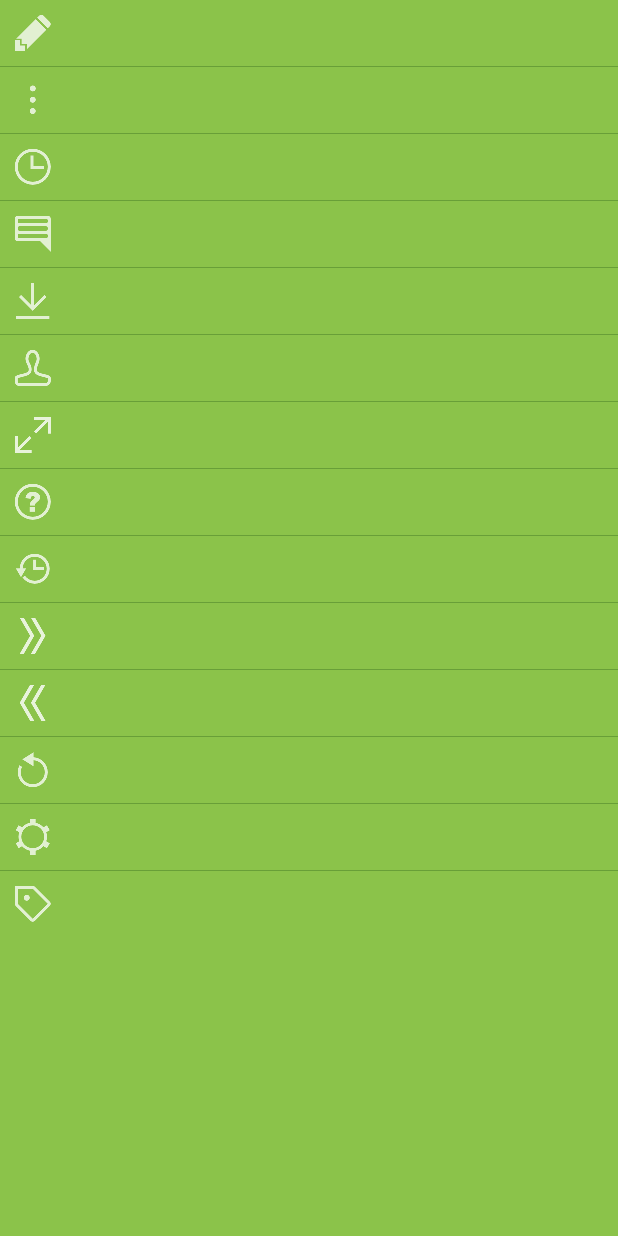
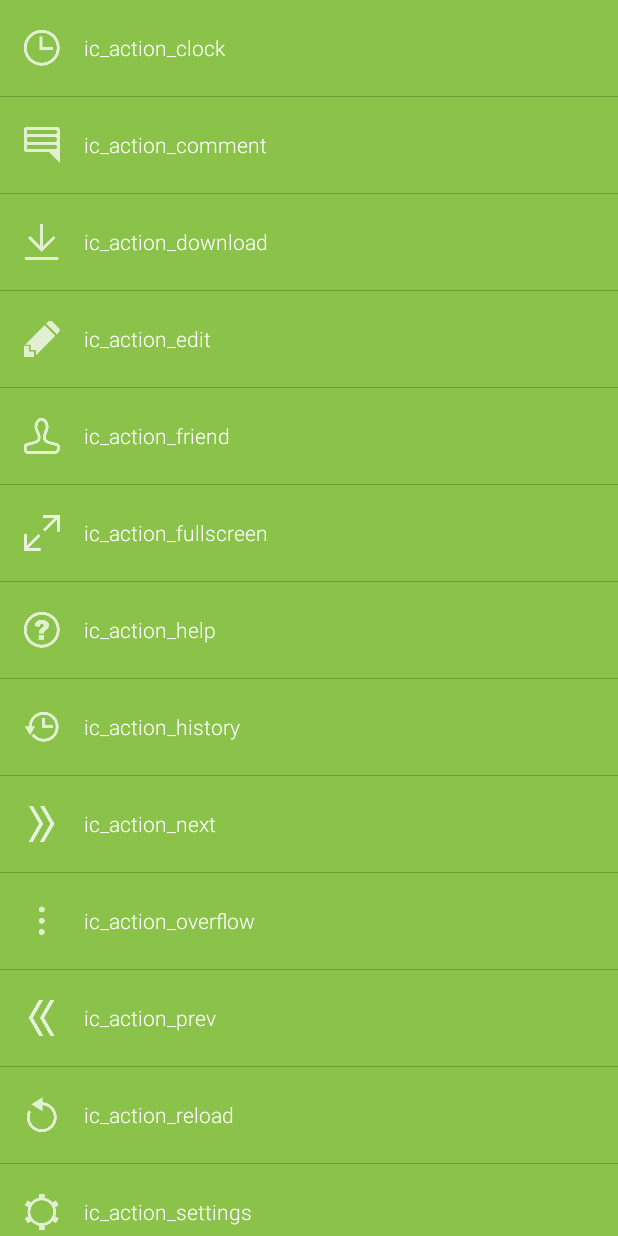
Before and after one commit to ksoichiro/Android-ColorfulIcons, an Android app: the screen it shows after launch (MainActivity), on a phone screen of 412 x 824 dp. Run offline under Robolectric (Android 15) with nearby library versions, the light colour scheme and no system bars.

Commit message:
Changed icon list to ListView and ArrayAdapter in sample app.

```diff
--- /dev/null
+++ b/app/src/main/java/com/github/ksoichiro/appicons/Icon.java
@@ -0,0 +1,14 @@
+package com.github.ksoichiro.appicons;
+
+public class Icon {
+    public int iconResId;
+    public String description;
+
+    public Icon() {
+    }
+
+    public Icon(final int iconResId, final String description) {
+        this.iconResId = iconResId;
+        this.description = description;
+    }
+}
--- /dev/null
+++ b/app/src/main/java/com/github/ksoichiro/appicons/IconAdapter.java
@@ -0,0 +1,53 @@
+package com.github.ksoichiro.appicons;
+
+import android.content.Context;
+import android.view.View;
+import android.view.ViewGroup;
+import android.widget.ArrayAdapter;
+import android.widget.ImageView;
+import android.widget.TextView;
+
+import java.util.List;
+
+public class IconAdapter extends ArrayAdapter<Icon> {
+
+    public interface OnClickListener {
+        void onClick(final View view, final Icon fileEntry);
+    }
+
+    private OnClickListener mOnClickListener;
+
+    public IconAdapter(final Context context, List<Icon> objects) {
+        super(context, R.layout.list_item_main, R.id.description, objects);
+    }
+
+    @Override
+    public View getView(final int position, final View convertView, final ViewGroup parent) {
+        View view = super.getView(position, convertView, parent);
+        Icon entity = getItem(position);
+        if (entity == null) {
+            entity = new Icon();
+        }
+        ((ImageView) view.findViewById(R.id.icon)).setImageResource(entity.iconResId);
+        ((TextView) view.findViewById(R.id.description)).setText(entity.description);
+        view.setTag(entity);
+        view.setOnClickListener(new View.OnClickListener() {
+            @Override
+            public void onClick(final View view) {
+                if (mOnClickListener != null) {
+                    Object tag = view.getTag();
+                    if (tag instanceof Icon) {
+                        Icon entry = (Icon) tag;
+                        mOnClickListener.onClick(view, entry);
+                    }
+                }
+            }
+        });
+        return view;
+    }
+
+    public void setOnClickListener(final OnClickListener listener) {
+        mOnClickListener = listener;
+    }
+
+}
--- a/app/src/main/java/com/github/ksoichiro/appicons/MainActivity.java
+++ b/app/src/main/java/com/github/ksoichiro/appicons/MainActivity.java
@@ -2,6 +2,10 @@ package com.github.ksoichiro.appicons;
 
 import android.app.Activity;
 import android.os.Bundle;
+import android.widget.ListView;
+
+import java.util.ArrayList;
+import java.util.List;
 
 public class MainActivity extends Activity {
 
@@ -9,6 +13,28 @@ public class MainActivity extends Activity {
     protected void onCreate(Bundle savedInstanceState) {
         super.onCreate(savedInstanceState);
         setContentView(R.layout.activity_main);
+
+        load();
     }
 
+    private void load() {
+        List<Icon> icons = new ArrayList<Icon>();
+        icons.add(new Icon(R.drawable.ic_action_clock, "ic_action_clock"));
+        icons.add(new Icon(R.drawable.ic_action_comment, "ic_action_comment"));
+        icons.add(new Icon(R.drawable.ic_action_download, "ic_action_download"));
+        icons.add(new Icon(R.drawable.ic_action_edit, "ic_action_edit"));
+        icons.add(new Icon(R.drawable.ic_action_friend, "ic_action_friend"));
+        icons.add(new Icon(R.drawable.ic_action_fullscreen, "ic_action_fullscreen"));
+        icons.add(new Icon(R.drawable.ic_action_help, "ic_action_help"));
+        icons.add(new Icon(R.drawable.ic_action_history, "ic_action_history"));
+        icons.add(new Icon(R.drawable.ic_action_next, "ic_action_next"));
+        icons.add(new Icon(R.drawable.ic_action_overflow, "ic_action_overflow"));
+        icons.add(new Icon(R.drawable.ic_action_prev, "ic_action_prev"));
+        icons.add(new Icon(R.drawable.ic_action_reload, "ic_action_reload"));
+        icons.add(new Icon(R.drawable.ic_action_settings, "ic_action_settings"));
+        icons.add(new Icon(R.drawable.ic_action_tag, "ic_action_tag"));
+        IconAdapter adapter = new IconAdapter(this, icons);
+        ListView list = (ListView) findViewById(R.id.list);
+        list.setAdapter(adapter);
+    }
 }
--- a/app/src/main/res/drawable-v11/selectable_background_list.xml
+++ b/app/src/main/res/drawable-v11/selectable_background_list.xml
@@ -2,9 +2,9 @@
 
 <selector xmlns:android="http://schemas.android.com/apk/res/android" android:enterFadeDuration="@integer/button_animation_duration" android:exitFadeDuration="@integer/button_animation_duration">
 
-    <item android:drawable="@drawable/selectable_background_list_pressed" android:state_pressed="true" />
-    <item android:drawable="@drawable/selectable_background_list_pressed" android:state_selected="true" />
-    <item android:drawable="@drawable/selectable_background_list_pressed" android:state_checked="true" />
+    <item android:drawable="@color/list_pressed" android:state_focused="true" />
+    <item android:drawable="@color/list_pressed" android:state_pressed="true" />
+    <item android:drawable="@color/list_pressed" android:state_selected="true" />
     <item android:drawable="@color/list_default" />
 
 </selector>
--- a/app/src/main/res/drawable/selectable_background_list.xml
+++ b/app/src/main/res/drawable/selectable_background_list.xml
@@ -2,9 +2,9 @@
 
 <selector xmlns:android="http://schemas.android.com/apk/res/android">
 
-    <item android:drawable="@drawable/selectable_background_list_pressed" android:state_focused="true" />
-    <item android:drawable="@drawable/selectable_background_list_pressed" android:state_pressed="true" />
-    <item android:drawable="@drawable/selectable_background_list_pressed" android:state_selected="true" />
+    <item android:drawable="@color/list_pressed" android:state_focused="true" />
+    <item android:drawable="@color/list_pressed" android:state_pressed="true" />
+    <item android:drawable="@color/list_pressed" android:state_selected="true" />
     <item android:drawable="@color/list_default" />
 
 </selector>
--- a/app/src/main/res/drawable/selectable_background_list_pressed.xml
+++ /dev/null
@@ -1,7 +0,0 @@
-<?xml version="1.0" encoding="utf-8"?>
-
-<shape xmlns:android="http://schemas.android.com/apk/res/android">
-
-    <solid android:color="@color/list_pressed" />
-
-</shape>
--- a/app/src/main/res/layout/activity_main.xml
+++ b/app/src/main/res/layout/activity_main.xml
@@ -1,123 +1,14 @@
 <?xml version="1.0" encoding="utf-8"?>
-<ScrollView xmlns:android="http://schemas.android.com/apk/res/android"
+<LinearLayout xmlns:android="http://schemas.android.com/apk/res/android"
     android:layout_width="match_parent"
     android:layout_height="match_parent"
     android:background="@color/theme">
 
-    <LinearLayout
+    <ListView
+        android:id="@+id/list"
         android:layout_width="match_parent"
-        android:layout_height="wrap_content"
-        android:orientation="vertical">
+        android:layout_height="match_parent"
+        android:divider="@color/divider"
+        android:dividerHeight="1px" />
 
-        <ImageView
-            android:layout_width="wrap_content"
-            android:layout_height="wrap_content"
-            android:layout_margin="@dimen/margin_action"
-            android:src="@drawable/ic_action_edit" />
-
-        <include layout="@layout/divider" />
-
-        <ImageView
-            android:layout_width="wrap_content"
-            android:layout_height="wrap_content"
-            android:layout_margin="@dimen/margin_action"
-            android:src="@drawable/ic_action_overflow" />
-
-        <include layout="@layout/divider" />
-
-        <ImageView
-            android:layout_width="wrap_content"
-            android:layout_height="wrap_content"
-            android:layout_margin="@dimen/margin_action"
-            android:src="@drawable/ic_action_clock" />
-
-        <include layout="@layout/divider" />
-
-        <ImageView
-            android:layout_width="wrap_content"
-            android:layout_height="wrap_content"
-            android:layout_margin="@dimen/margin_action"
-            android:src="@drawable/ic_action_comment" />
-
-        <include layout="@layout/divider" />
-
-        <ImageView
-            android:layout_width="wrap_content"
-            android:layout_height="wrap_content"
-            android:layout_margin="@dimen/margin_action"
-            android:src="@drawable/ic_action_download" />
-
-        <include layout="@layout/divider" />
-
-        <ImageView
-            android:layout_width="wrap_content"
-            android:layout_height="wrap_content"
-            android:layout_margin="@dimen/margin_action"
-            android:src="@drawable/ic_action_friend" />
-
-        <include layout="@layout/divider" />
-
-        <ImageView
-            android:layout_width="wrap_content"
-            android:layout_height="wrap_content"
-            android:layout_margin="@dimen/margin_action"
-            android:src="@drawable/ic_action_fullscreen" />
-
-        <include layout="@layout/divider" />
-
-        <ImageView
-            android:layout_width="wrap_content"
-            android:layout_height="wrap_content"
-            android:layout_margin="@dimen/margin_action"
-            android:src="@drawable/ic_action_help" />
-
-        <include layout="@layout/divider" />
-
-        <ImageView
-            android:layout_width="wrap_content"
-            android:layout_height="wrap_content"
-            android:layout_margin="@dimen/margin_action"
-            android:src="@drawable/ic_action_history" />
-
-        <include layout="@layout/divider" />
-
-        <ImageView
-            android:layout_width="wrap_content"
-            android:layout_height="wrap_content"
-            android:layout_margin="@dimen/margin_action"
-            android:src="@drawable/ic_action_next" />
-
-        <include layout="@layout/divider" />
-
-        <ImageView
-            android:layout_width="wrap_content"
-            android:layout_height="wrap_content"
-            android:layout_margin="@dimen/margin_action"
-            android:src="@drawable/ic_action_prev" />
-
-        <include layout="@layout/divider" />
-
-        <ImageView
-            android:layout_width="wrap_content"
-            android:layout_height="wrap_content"
-            android:layout_margin="@dimen/margin_action"
-            android:src="@drawable/ic_action_reload" />
-
-        <include layout="@layout/divider" />
-
-        <ImageView
-            android:layout_width="wrap_content"
-            android:layout_height="wrap_content"
-            android:layout_margin="@dimen/margin_action"
-            android:src="@drawable/ic_action_settings" />
-
-        <include layout="@layout/divider" />
-
-        <ImageView
-            android:layout_width="wrap_content"
-            android:layout_height="wrap_content"
-            android:layout_margin="@dimen/margin_action"
-            android:src="@drawable/ic_action_tag" />
-    </LinearLayout>
-
-</ScrollView>
+</LinearLayout>
--- /dev/null
+++ b/app/src/main/res/layout/list_item_main.xml
@@ -0,0 +1,28 @@
+<?xml version="1.0" encoding="utf-8"?>
+<LinearLayout xmlns:android="http://schemas.android.com/apk/res/android"
+    android:layout_width="match_parent"
+    android:layout_height="wrap_content"
+    android:background="@drawable/selectable_background_list"
+    android:gravity="center_vertical"
+    android:minHeight="?android:attr/listPreferredItemHeight"
+    android:orientation="horizontal"
+    android:padding="@dimen/margin_standard">
+
+    <ImageView
+        android:id="@+id/icon"
+        android:layout_width="wrap_content"
+        android:layout_height="wrap_content"
+        android:layout_weight="0"
+        android:src="@drawable/ic_action_edit" />
+
+    <TextView
+        android:id="@+id/description"
+        android:layout_width="match_parent"
+        android:layout_height="wrap_content"
+        android:layout_marginLeft="@dimen/margin_standard"
+        android:layout_weight="1"
+        android:text="Description of the sample"
+        android:textAppearance="?android:attr/textAppearanceSmall"
+        android:textColor="@android:color/white" />
+
+</LinearLayout>
--- a/app/src/main/res/values/colors.xml
+++ b/app/src/main/res/values/colors.xml
@@ -3,7 +3,7 @@
     <color name="theme">#8bc34a</color>
     <color name="ab">#689f38</color>
     <color name="list_default">#8bc34a</color>
-    <color name="list_pressed">#f1f8e9</color>
+    <color name="list_pressed">#c5e1a5</color>
     <color name="divider">#689f38</color>
     <color name="text_list">#ff212121</color>
     <color name="edit_text_highlight">#ffb2ebf2</color>
--- a/app/src/main/res/values/dimens.xml
+++ b/app/src/main/res/values/dimens.xml
@@ -3,6 +3,7 @@
     <dimen name="activity_horizontal_margin">16dp</dimen>
     <dimen name="activity_vertical_margin">16dp</dimen>
     <dimen name="margin_action">10dp</dimen>
+    <dimen name="margin_standard">16dp</dimen>
     <dimen name="button_margin">4dp</dimen>
     <dimen name="button_radius">4dp</dimen>
     <dimen name="button_padding_horizontal">16dp</dimen>
```
